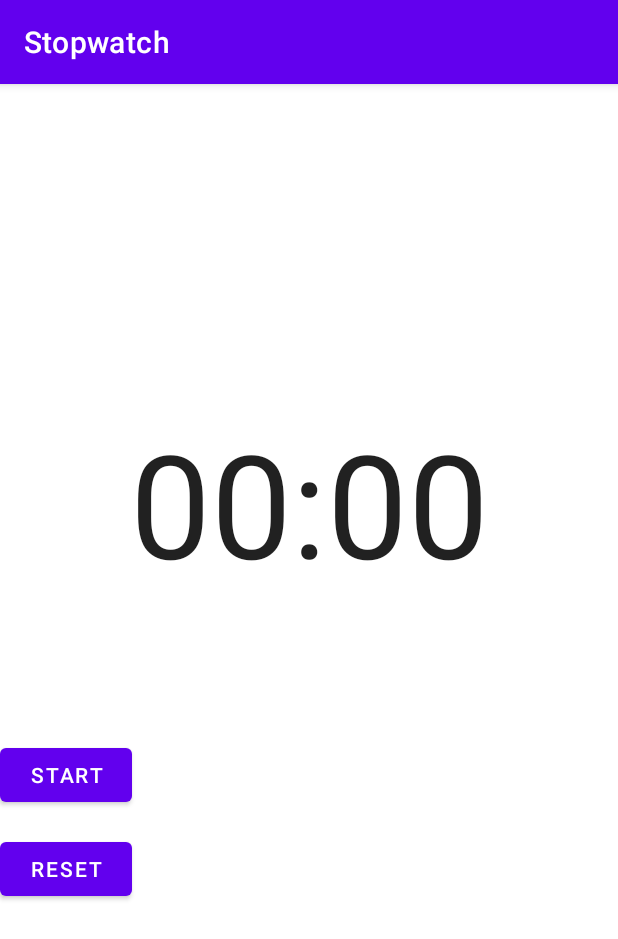
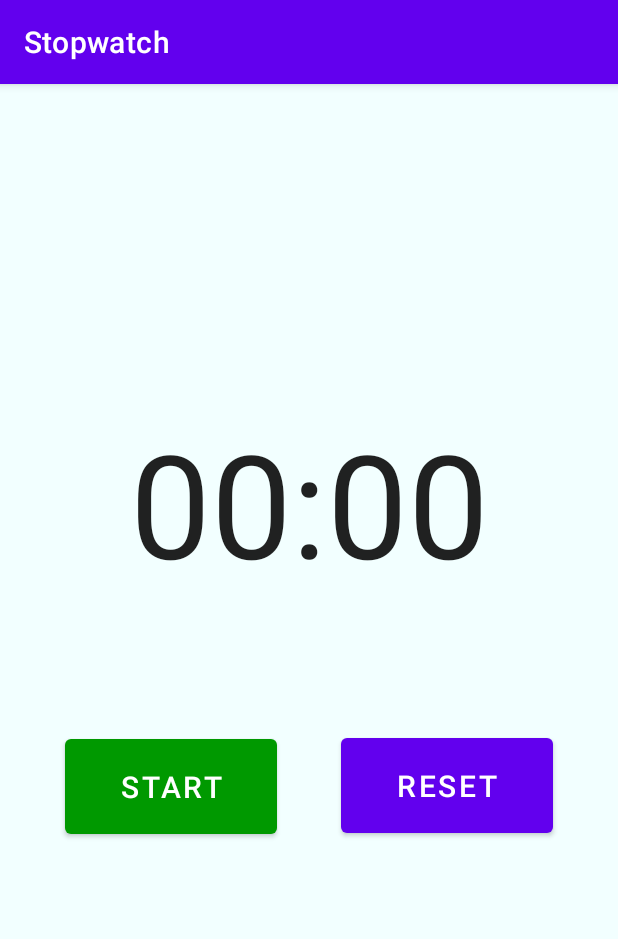
Before and after one commit to ryanfsa/Stopwatch, an Android app: the screen it shows after launch (MainActivity), on a phone screen of 412 x 824 dp. Shown: the top 939 px of the screen. Run offline under Robolectric (Android 15) with nearby library versions, the phone set to English and light mode, and no system bars.

Commit message:
done. rotation works

```diff
--- a/app/src/main/java/com/example/stopwatch/MainActivity.kt
+++ b/app/src/main/java/com/example/stopwatch/MainActivity.kt
@@ -1,17 +1,23 @@
 package com.example.stopwatch
 
+import android.graphics.Color
 import androidx.appcompat.app.AppCompatActivity
 import android.os.Bundle
+import android.os.SystemClock
 import android.util.Log
 import android.view.View
 import android.widget.Button
 import android.widget.Chronometer
+import androidx.constraintlayout.widget.ConstraintLayout
+import androidx.constraintlayout.widget.ConstraintSet
 
 class MainActivity : AppCompatActivity() {
     lateinit var start : Button
     lateinit var reset : Button
     lateinit var timer : Chronometer
+    lateinit var layout : ConstraintLayout
     var on = false
+    var time = 0L
 
     companion object{
         val TAG = "MainActivity"
@@ -22,21 +28,56 @@ class MainActivity : AppCompatActivity() {
         start = findViewById(R.id.button_main_start)
         reset = findViewById(R.id.button_main_reset)
         timer = findViewById(R.id.chronometer_main_timer)
+        layout = findViewById(R.id.layout_main)
+        start.textSize = 20f
+        reset.textSize = 20f
+        start.setBackgroundColor(Color.rgb(0f, 0.6f, 0f))
+        layout.setBackgroundColor(Color.rgb(0.95f, 1f, 1f))
 
         start.setOnClickListener {
             if(on) {
                 timer.stop()
+                time = SystemClock.elapsedRealtime() - timer.base
                 start.text = "Start"
+                start.setBackgroundColor(Color.rgb(0f,0.6f,0f))
             }
             else {
                 timer.start()
+                timer.base = SystemClock.elapsedRealtime() - time
                 start.text = "Stop"
+                start.setBackgroundColor(Color.rgb(1f,0.5f,0.5f))
             }
             on = !on
         }
+        reset.setOnClickListener {
+            if(on){
+                start.callOnClick()
+            }
+            time = 0L
+            timer.base = SystemClock.elapsedRealtime()
+        }
     }
 
+    override fun onSaveInstanceState(outState: Bundle) {
+        super.onSaveInstanceState(outState)
+        if(on) {
+            time = SystemClock.elapsedRealtime() - timer.base
+        }
+        outState.putLong("saveTime",time)
+        outState.putBoolean("saveOn",on)
+    }
 
+    override fun onRestoreInstanceState(savedInstanceState: Bundle) {
+        super.onRestoreInstanceState(savedInstanceState)
+        time = savedInstanceState.getLong("saveTime")
+        on = savedInstanceState.getBoolean("saveOn")
+        timer.base = SystemClock.elapsedRealtime() - time
+        if(on){
+            timer.start()
+            start.text = "Stop"
+            start.setBackgroundColor(Color.rgb(1f,0.5f,0.5f))
+        }
+    }
 
 
 
@@ -47,6 +88,10 @@ class MainActivity : AppCompatActivity() {
     override fun onStart() {
         super.onStart()
         Log.d(TAG, "onStart: ")
+        start = findViewById(R.id.button_main_start)
+        reset = findViewById(R.id.button_main_reset)
+        timer = findViewById(R.id.chronometer_main_timer)
+        layout = findViewById(R.id.layout_main)
     }
 
     override fun onRestart() {
--- a/app/src/main/res/layout/activity_main.xml
+++ b/app/src/main/res/layout/activity_main.xml
@@ -2,6 +2,7 @@
 <androidx.constraintlayout.widget.ConstraintLayout xmlns:android="http://schemas.android.com/apk/res/android"
     xmlns:app="http://schemas.android.com/apk/res-auto"
     xmlns:tools="http://schemas.android.com/tools"
+    android:id="@+id/layout_main"
     android:layout_width="match_parent"
     android:layout_height="match_parent"
     tools:context=".MainActivity">
@@ -19,23 +20,27 @@
         app:layout_constraintVertical_bias="0.336" />
 
     <Button
-        android:id="@+id/button_main_reset"
-        android:layout_width="wrap_content"
-        android:layout_height="wrap_content"
-        android:text="Reset"
+        android:id="@+id/button_main_start"
+        android:layout_width="141dp"
+        android:layout_height="75dp"
+        android:text="Start"
         app:layout_constraintBottom_toBottomOf="parent"
+        app:layout_constraintEnd_toStartOf="@+id/button_main_reset"
+        app:layout_constraintHorizontal_bias="0.5"
+        app:layout_constraintStart_toStartOf="parent"
         app:layout_constraintTop_toBottomOf="@+id/chronometer_main_timer"
-        app:layout_constraintVertical_bias="0.414"
-        tools:layout_editor_absoluteX="183dp" />
+        app:layout_constraintVertical_bias="0.25" />
 
     <Button
-        android:id="@+id/button_main_start"
-        android:layout_width="wrap_content"
-        android:layout_height="wrap_content"
-        android:text="Start"
+        android:id="@+id/button_main_reset"
+        android:layout_width="141dp"
+        android:layout_height="75dp"
+        android:text="RESET"
         app:layout_constraintBottom_toBottomOf="parent"
+        app:layout_constraintEnd_toEndOf="parent"
+        app:layout_constraintHorizontal_bias="0.5"
+        app:layout_constraintStart_toEndOf="@+id/button_main_start"
         app:layout_constraintTop_toBottomOf="@+id/chronometer_main_timer"
-        app:layout_constraintVertical_bias="0.247"
-        tools:layout_editor_absoluteX="44dp" />
+        app:layout_constraintVertical_bias="0.249" />
 
 </androidx.constraintlayout.widget.ConstraintLayout>
```
